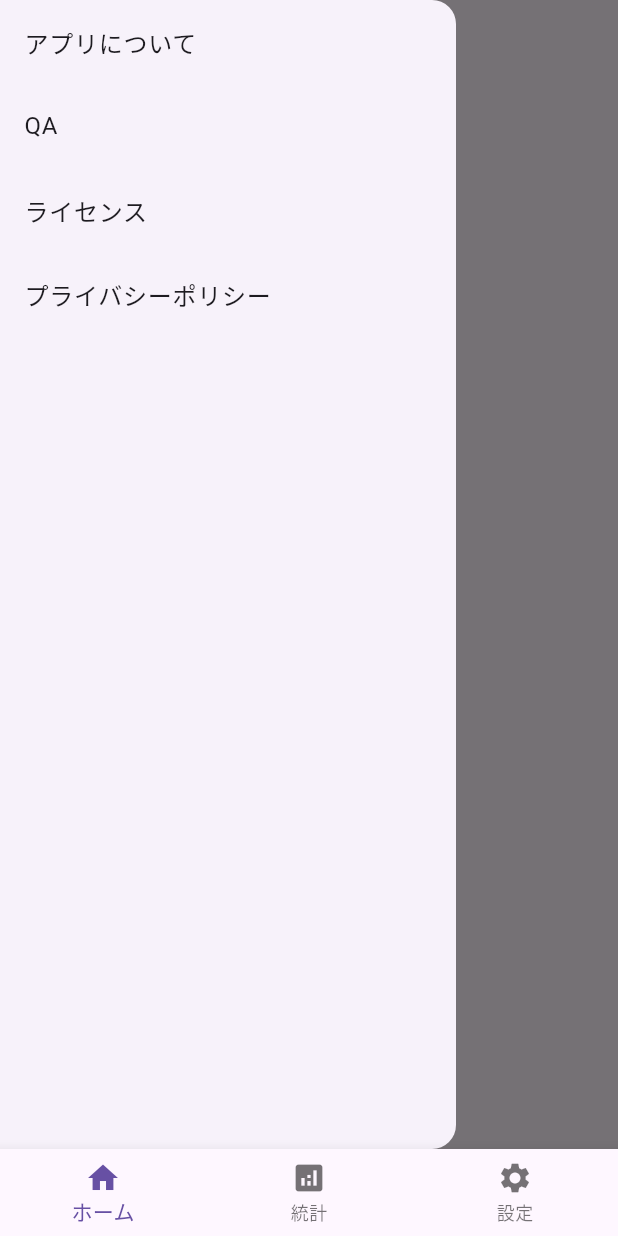
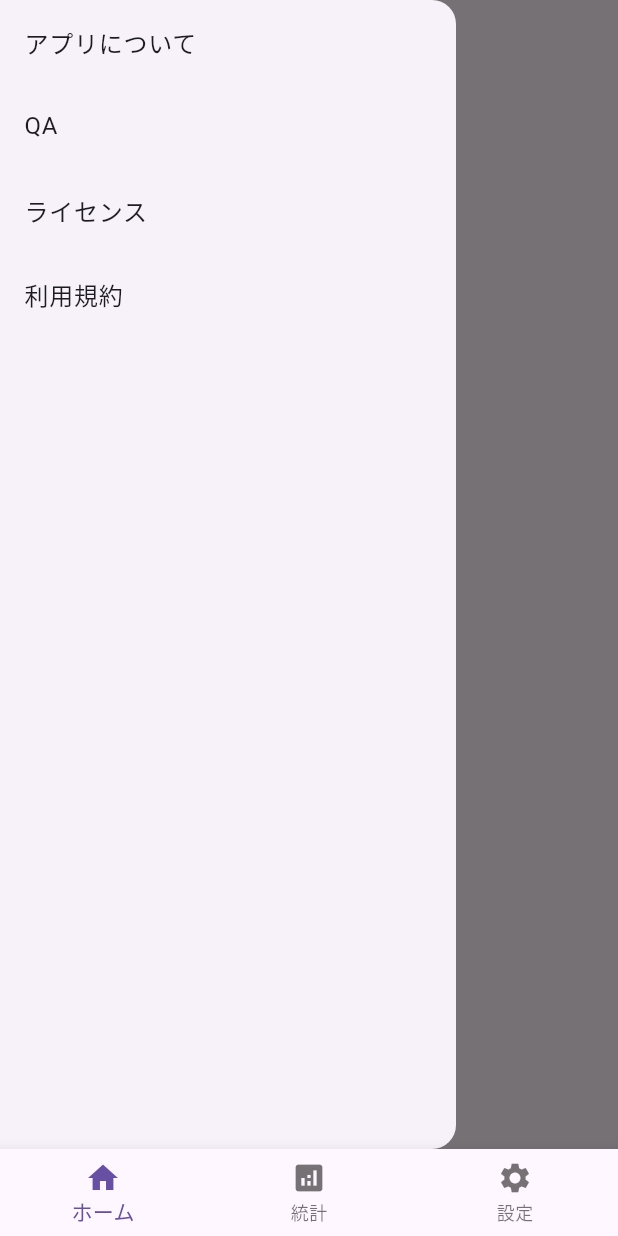
Before and after one commit to kurramkurram/flutter, a Flutter app: the screen it shows after launch, with the side drawer open, on a phone screen of 412 x 824 dp. Run offline on Flutter 3.47's test engine with Material 3 defaults, Android fonts, the phone set to English and light mode, and no system bars; our stand-ins replace freezed_annotation, hooks_riverpod; missing offline and left inert: flutter_inappwebview.

```diff
--- a/lib/lang/app_ja.arb
+++ b/lib/lang/app_ja.arb
@@ -8,7 +8,7 @@
   "drawer_about_app": "アプリについて",
   "drawer_qa": "QA",
   "drawer_license": "ライセンス",
-  "drawer_policy": "プライバシーポリシー",
+  "drawer_policy": "利用規約",
 
   "license_error": "ライセンス情報を取得できませんでした"
 }
--- a/lib/lang/l10n.dart
+++ b/lib/lang/l10n.dart
@@ -130,7 +130,7 @@ abstract class L10n {
   /// No description provided for @drawer_policy.
   ///
   /// In ja, this message translates to:
-  /// **'プライバシーポリシー'**
+  /// **'利用規約'**
   String get drawer_policy;
 
   /// No description provided for @license_error.
--- a/lib/lang/l10n_ja.dart
+++ b/lib/lang/l10n_ja.dart
@@ -23,7 +23,7 @@ class L10nJa extends L10n {
   String get drawer_license => 'ライセンス';
 
   @override
-  String get drawer_policy => 'プライバシーポリシー';
+  String get drawer_policy => '利用規約';
 
   @override
   String get license_error => 'ライセンス情報を取得できませんでした';
--- a/lib/ui/drawer/drawer_view.dart
+++ b/lib/ui/drawer/drawer_view.dart
@@ -27,7 +27,7 @@ class DrawerView extends HookConsumerWidget {
             onTap: () {
               Navigator.pop(context);
               Navigator.push(context,
-                  MaterialPageRoute(builder: (context) => const TermsView()));
+                  MaterialPageRoute(builder: (context) => const LicenseView()));
             },
           ),
           ListTile(
```
Also changed, not shown: lib/ui/terms/terms_view.dart (added, +29 -0 lines), 1 other file.
